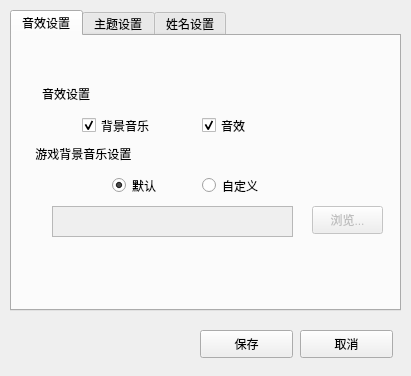
First picture: the form in BejeweledSln/CSetDlg.ui, repository lwyer/BejeweledSln, before the edit.
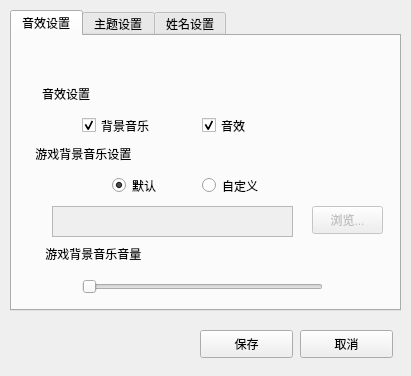
Second picture: the form after the edit. The open tabs and pages were chosen to show the change.

What changed in the file:
```diff
--- a/BejeweledSln/CSetDlg.ui
+++ b/BejeweledSln/CSetDlg.ui
@@ -160,6 +160,32 @@
       <string>浏览...</string>
      </property>
     </widget>
+    <widget class="QSlider" name="volumechange">
+     <property name="geometry">
+      <rect>
+       <x>70</x>
+       <y>240</y>
+       <width>241</width>
+       <height>22</height>
+      </rect>
+     </property>
+     <property name="orientation">
+      <enum>Qt::Horizontal</enum>
+     </property>
+    </widget>
+    <widget class="QLabel" name="label_4">
+     <property name="geometry">
+      <rect>
+       <x>30</x>
+       <y>210</y>
+       <width>141</width>
+       <height>16</height>
+      </rect>
+     </property>
+     <property name="text">
+      <string> 游戏背景音乐音量</string>
+     </property>
+    </widget>
    </widget>
    <widget class="QWidget" name="tab_2">
     <attribute name="title">
```
Left out of the diff: 2 changed lines with no effect on the pictures.
